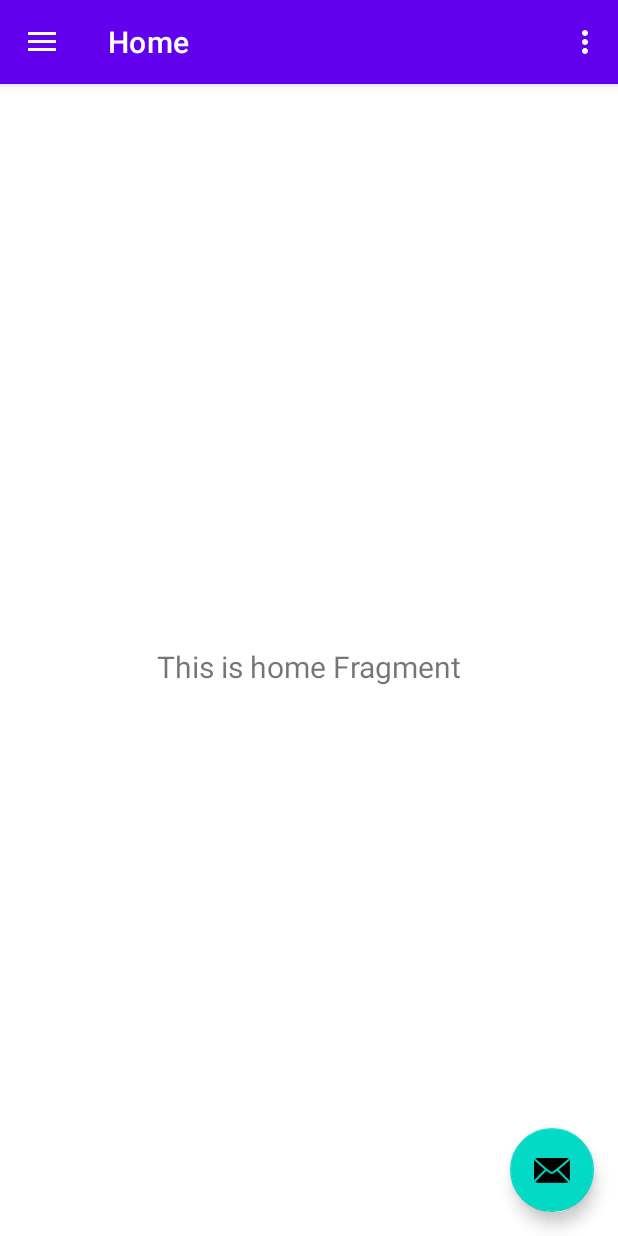
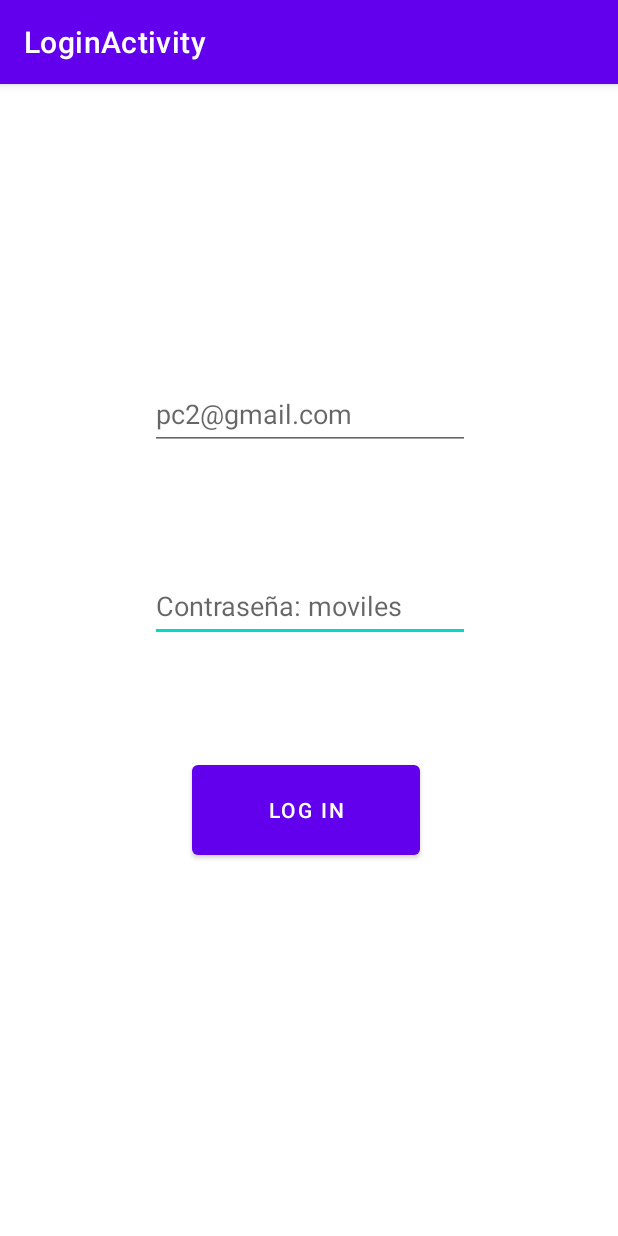
Before and after one commit to Adan28742/Pc22010103420100770, an Android app: the screen it shows after launch (MainActivity before the commit, LoginActivity after it), on a phone screen of 412 x 824 dp. Run offline under Robolectric (Android 15) with nearby library versions, the phone set to English and light mode, and no system bars; our stand-ins replace Firebase (no records; nobody signed in at launch, a user with empty details on screens opened directly).

Commit message:
commit Login funcional Puruguay

```diff
--- a/app/build.gradle.kts
+++ b/app/build.gradle.kts
@@ -50,6 +50,8 @@ dependencies {
     implementation(libs.androidx.navigation.fragment.ktx)
     implementation(libs.androidx.navigation.ui.ktx)
     implementation(libs.androidx.annotation)
+    implementation(libs.androidx.activity)
+    implementation(libs.firebase.auth)
     testImplementation(libs.junit)
     androidTestImplementation(libs.androidx.junit)
     androidTestImplementation(libs.androidx.espresso.core)
--- /dev/null
+++ b/app/src/main/java/dev/adan/pc2_picon/LoginActivity.kt
@@ -0,0 +1,53 @@
+package dev.adan.pc2_picon
+
+import android.content.Intent
+import android.os.Bundle
+import android.widget.Button
+import android.widget.EditText
+import androidx.activity.enableEdgeToEdge
+import androidx.appcompat.app.AppCompatActivity
+import androidx.core.view.ViewCompat
+import androidx.core.view.WindowInsetsCompat
+import com.google.android.material.snackbar.Snackbar
+import com.google.firebase.auth.FirebaseAuth
+
+class LoginActivity : AppCompatActivity() {
+    override fun onCreate(savedInstanceState: Bundle?) {
+        super.onCreate(savedInstanceState)
+        enableEdgeToEdge()
+        setContentView(R.layout.activity_login)
+        ViewCompat.setOnApplyWindowInsetsListener(findViewById(R.id.main)) { v, insets ->
+            val systemBars = insets.getInsets(WindowInsetsCompat.Type.systemBars())
+            v.setPadding(systemBars.left, systemBars.top, systemBars.right, systemBars.bottom)
+            insets
+        }
+
+        val etEmail = findViewById<EditText>(R.id.etEmail)
+        val etPassword = findViewById<EditText>(R.id.etPassword)
+        val btnLogin = findViewById<Button>(R.id.btnLogin)
+        val  auth = FirebaseAuth.getInstance()
+
+
+        btnLogin.setOnClickListener {
+            val email = etEmail.text.toString()
+            val password = etPassword.text.toString()
+
+            auth.signInWithEmailAndPassword(email, password)
+                .addOnCompleteListener(this){
+                        task->
+                    if(task.isSuccessful){
+                        Snackbar.make(findViewById(R.id.main),
+                            "Login correcto",
+                            Snackbar.LENGTH_SHORT).show()
+                        startActivity(Intent(this, MainActivity::class.java))
+                    }else{
+                        Snackbar.make(findViewById(R.id.main),
+                            "Login incorrecto",
+                            Snackbar.LENGTH_SHORT).show()
+
+
+                    }
+                }
+        }
+    }
+}
--- /dev/null
+++ b/app/src/main/res/layout/activity_login.xml
@@ -0,0 +1,45 @@
+<?xml version="1.0" encoding="utf-8"?>
+<androidx.constraintlayout.widget.ConstraintLayout xmlns:android="http://schemas.android.com/apk/res/android"
+    xmlns:app="http://schemas.android.com/apk/res-auto"
+    xmlns:tools="http://schemas.android.com/tools"
+    android:id="@+id/main"
+    android:layout_width="match_parent"
+    android:layout_height="match_parent"
+    tools:context=".LoginActivity">
+
+    <EditText
+        android:id="@+id/etPassword"
+        android:layout_width="wrap_content"
+        android:layout_height="wrap_content"
+        android:layout_marginStart="100dp"
+        android:layout_marginTop="324dp"
+        android:ems="10"
+        android:hint="@string/contra"
+        android:inputType="text"
+        android:minHeight="48dp"
+        app:layout_constraintStart_toStartOf="parent"
+        app:layout_constraintTop_toTopOf="parent" />
+
+    <EditText
+        android:id="@+id/etEmail"
+        android:layout_width="wrap_content"
+        android:layout_height="wrap_content"
+        android:layout_marginStart="100dp"
+        android:layout_marginTop="196dp"
+        android:ems="10"
+        android:hint="@string/correo"
+        android:inputType="text"
+        android:minHeight="48dp"
+        app:layout_constraintStart_toStartOf="parent"
+        app:layout_constraintTop_toTopOf="parent" />
+
+    <Button
+        android:id="@+id/btnLogin"
+        android:layout_width="152dp"
+        android:layout_height="72dp"
+        android:layout_marginStart="128dp"
+        android:layout_marginTop="448dp"
+        android:text="@string/loh"
+        app:layout_constraintStart_toStartOf="parent"
+        app:layout_constraintTop_toTopOf="parent" />
+</androidx.constraintlayout.widget.ConstraintLayout>
--- a/app/src/main/res/values/strings.xml
+++ b/app/src/main/res/values/strings.xml
@@ -21,4 +21,7 @@
     <string name="login_failed">"Login failed"</string>
     <!-- TODO: Remove or change this placeholder text -->
     <string name="hello_blank_fragment">Hello blank fragment</string>
+    <string name="correo">pc2@gmail.com</string>
+    <string name="contra">Contraseña: moviles</string>
+    <string name="loh">Log in</string>
 </resources>
--- a/gradle/libs.versions.toml
+++ b/gradle/libs.versions.toml
@@ -13,6 +13,9 @@ lifecycleViewmodelKtx = "2.8.6"
 navigationFragmentKtx = "2.8.3"
 navigationUiKtx = "2.8.3"
 annotation = "1.6.0"
+activity = "1.9.3"
+googleGmsGoogleServices = "4.4.2"
+firebaseAuth = "23.1.0"
 
 [libraries]
 androidx-core-ktx = { group = "androidx.core", name = "core-ktx", version.ref = "coreKtx" }
@@ -27,7 +30,10 @@ androidx-lifecycle-viewmodel-ktx = { group = "androidx.lifecycle", name = "lifec
 androidx-navigation-fragment-ktx = { group = "androidx.navigation", name = "navigation-fragment-ktx", version.ref = "navigationFragmentKtx" }
 androidx-navigation-ui-ktx = { group = "androidx.navigation", name = "navigation-ui-ktx", version.ref = "navigationUiKtx" }
 androidx-annotation = { group = "androidx.annotation", name = "annotation", version.ref = "annotation" }
+androidx-activity = { group = "androidx.activity", name = "activity", version.ref = "activity" }
+firebase-auth = { group = "com.google.firebase", name = "firebase-auth", version.ref = "firebaseAuth" }
 
 [plugins]
 android-application = { id = "com.android.application", version.ref = "agp" }
 jetbrains-kotlin-android = { id = "org.jetbrains.kotlin.android", version.ref = "kotlin" }
+google-gms-google-services = { id = "com.google.gms.google-services", version.ref = "googleGmsGoogleServices" }
```
Also changed, not shown: app/src/main/AndroidManifest.xml (+9 -7 lines).
